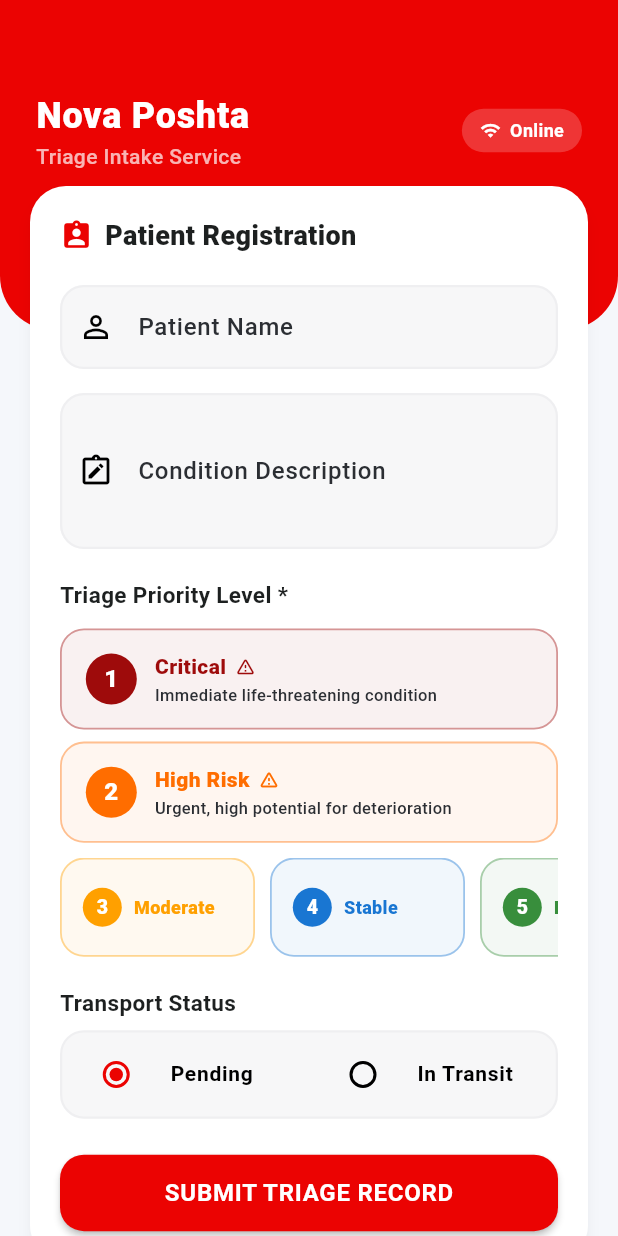
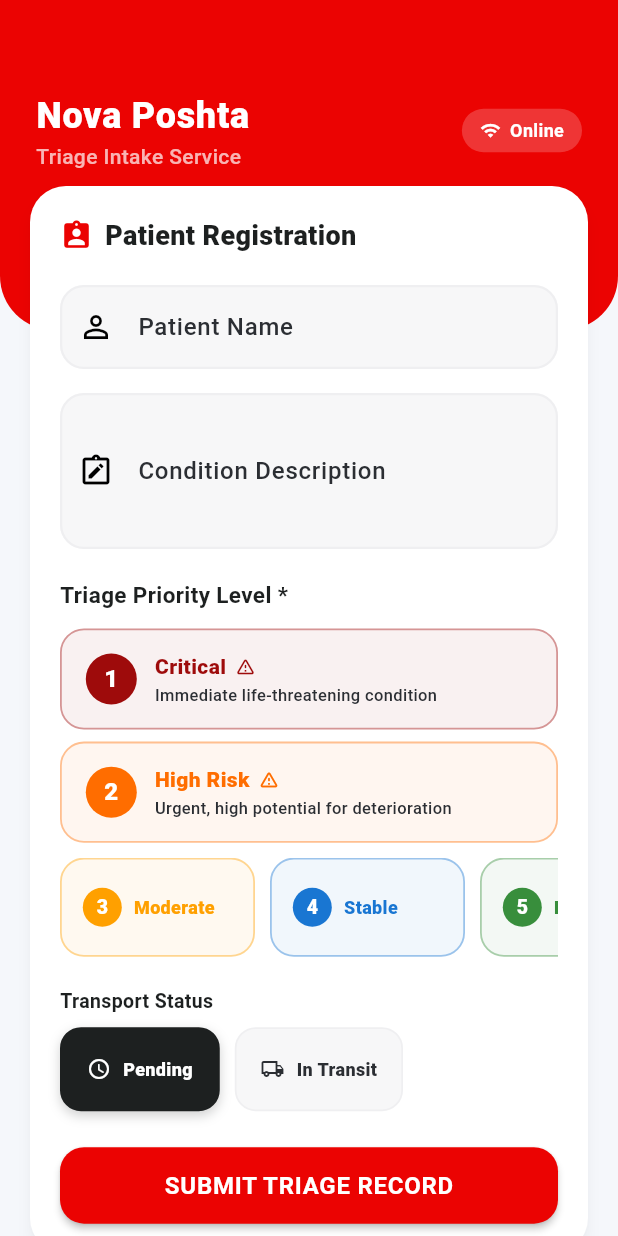
Before and after one commit to Davisdavy/emkfoundation_triage, a Flutter app: the screen it shows after launch, on a phone screen of 412 x 824 dp. Run offline on Flutter 3.47's test engine with Material 3 defaults, Android fonts, the phone set to English and light mode, and no system bars; our stand-ins replace connectivity_plus, hive, hive_flutter; accounts and stored records are empty.

Commit message:
design: replace transport status RadioListTile with compact scrollable chips

```diff
--- a/lib/features/triage/screens/triage_screen.dart
+++ b/lib/features/triage/screens/triage_screen.dart
@@ -323,50 +323,29 @@
                                   'Transport Status',
                                   style: TextStyle(
                                     fontWeight: FontWeight.bold,
-                                    fontSize: 15,
+                                    fontSize: 13,
                                     color: AppTheme.secondary,
                                   ),
                                 ),
                                 const SizedBox(height: 8),
-                                Container(
-                                  decoration: BoxDecoration(
-                                    color: AppTheme.secondaryWhite.withOpacity(0.5),
-                                    borderRadius: BorderRadius.circular(16),
-                                    border: Border.all(color: AppTheme.secondaryWhite, width: 1.5),
-                                  ),
-                                  child: Row(
+                                SizedBox(
+                                  height: 56,
+                                  child: ListView(
+                                    scrollDirection: Axis.horizontal,
+                                    physics: const BouncingScrollPhysics(),
                                     children: [
-                                      Expanded(
-                                        child: RadioListTile<TriageStatus>(
-                                          title: const Text(
-                                            'Pending',
-                                            style: TextStyle(fontWeight: FontWeight.bold, fontSize: 14),
-                                          ),
-                                          value: TriageStatus.pending,
-                                          groupValue: _selectedStatus,
-                                          activeColor: AppTheme.primary,
-                                          onChanged: (val) {
-                                            if (val != null) {
-                                              setState(() => _selectedStatus = val);
-                                            }
-                                          },
-                                        ),
+                                      _StatusChip(
+                                        label: 'Pending',
+                                        icon: Icons.access_time_rounded,
+                                        isSelected: _selectedStatus == TriageStatus.pending,
+                                        onTap: () => setState(() => _selectedStatus = TriageStatus.pending),
                                       ),
-                                      Expanded(
-                                        child: RadioListTile<TriageStatus>(
-                                          title: const Text(
-                                            'In Transit',
-                                            style: TextStyle(fontWeight: FontWeight.bold, fontSize: 14),
-                                          ),
-                                          value: TriageStatus.inTransit,
-                                          groupValue: _selectedStatus,
-                                          activeColor: AppTheme.primary,
-                                          onChanged: (val) {
-                                            if (val != null) {
-                                              setState(() => _selectedStatus = val);
-                                            }
-                                          },
-                                        ),
+                                      const SizedBox(width: 10),
+                                      _StatusChip(
+                                        label: 'In Transit',
+                                        icon: Icons.local_shipping_outlined,
+                                        isSelected: _selectedStatus == TriageStatus.inTransit,
+                                        onTap: () => setState(() => _selectedStatus = TriageStatus.inTransit),
                                       ),
                                     ],
                                   ),
@@ -454,3 +433,68 @@
     );
   }
 }
+
+/// Compact horizontal-scroll toggle chip for Transport Status.
+class _StatusChip extends StatelessWidget {
+  final String label;
+  final IconData icon;
+  final bool isSelected;
+  final VoidCallback onTap;
+
+  const _StatusChip({
+    required this.label,
+    required this.icon,
+    required this.isSelected,
+    required this.onTap,
+  });
+
+  @override
+  Widget build(BuildContext context) {
+    return InkWell(
+      onTap: onTap,
+      borderRadius: BorderRadius.circular(14),
+      child: AnimatedContainer(
+        duration: const Duration(milliseconds: 200),
+        padding: const EdgeInsets.symmetric(vertical: 10, horizontal: 16),
+        decoration: BoxDecoration(
+          color: isSelected ? AppTheme.secondary : AppTheme.secondaryWhite.withOpacity(0.5),
+          borderRadius: BorderRadius.circular(14),
+          border: Border.all(
+            color: isSelected ? AppTheme.secondary : AppTheme.secondaryWhite,
+            width: isSelected ? 2 : 1.2,
+          ),
+          boxShadow: isSelected
+              ? [
+                  BoxShadow(
+                    color: AppTheme.secondary.withOpacity(0.2),
+                    blurRadius: 6,
+                    offset: const Offset(0, 3),
+                  )
+                ]
+              : [],
+        ),
+        child: Row(
+          mainAxisSize: MainAxisSize.min,
+          children: [
+            Icon(
+              icon,
+              size: 16,
+              color: isSelected ? Colors.white : AppTheme.tertiary,
+            ),
+            const SizedBox(width: 8),
+            Text(
+              label,
+              maxLines: 1,
+              overflow: TextOverflow.ellipsis,
+              style: TextStyle(
+                fontSize: 12,
+                fontWeight: FontWeight.w800,
+                color: isSelected ? Colors.white : AppTheme.tertiary,
+              ),
+            ),
+          ],
+        ),
+      ),
+    );
+  }
+}
```
